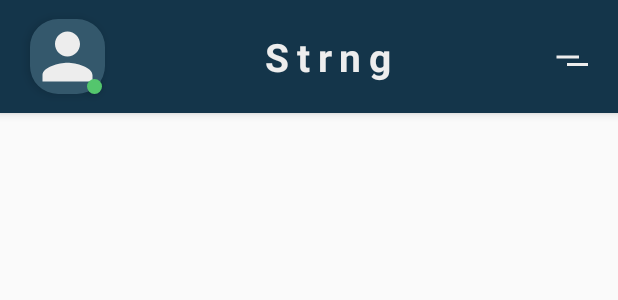
After one commit to Gurusivaram/Strng, an Android app: the layout s_activity_chats.xml on its own in the app's theme, with its tools: preview values and no code run, on a phone screen of 412 x 824 dp. The commit adds this screen. Shown: the top 300 px of the screen. Run offline under Robolectric (Android 15) with nearby library versions, the phone set to English and light mode, and no system bars.

Commit message:
finished upto chat screen, now going to work on chat item design

```diff
--- a/app/src/main/java/splash/SSplashActivity.kt
+++ b/app/src/main/java/splash/SSplashActivity.kt
@@ -6,6 +6,8 @@ import android.os.Bundle
 import android.os.Handler
 import android.view.WindowManager
 import authentication.SAuthenticationActivity
+import chats.MainActivity
+import chats.SChatsActivity
 import com.example.strng.databinding.SActivitySplashBinding
 import constants.SConstants.SPLASH_SHOW_TIME
 
@@ -20,7 +22,7 @@ class SSplashActivity : AppCompatActivity() {
             WindowManager.LayoutParams.FLAG_FULLSCREEN
         )
         Handler().postDelayed({
-            val intent = Intent(this, SAuthenticationActivity::class.java)
+            val intent = Intent(this, SChatsActivity::class.java)
             startActivity(intent)
             finish()
         }, SPLASH_SHOW_TIME.toLong())
--- /dev/null
+++ b/app/src/main/res/drawable/bg_active_status.xml
@@ -0,0 +1,5 @@
+<?xml version="1.0" encoding="utf-8"?>
+<shape xmlns:android="http://schemas.android.com/apk/res/android"
+    android:shape="oval">
+    <solid android:color="@color/activeGreen"/>
+</shape>
--- /dev/null
+++ b/app/src/main/res/drawable/bg_profile_image.xml
@@ -0,0 +1,8 @@
+<?xml version="1.0" encoding="utf-8"?>
+<shape xmlns:android="http://schemas.android.com/apk/res/android">
+    <size
+        android:width="@dimen/spacing_40"
+        android:height="@dimen/spacing_40" />
+    <corners android:radius="@dimen/spacing_15" />
+    <solid android:color="@color/appColorSecondary" />
+</shape>
--- /dev/null
+++ b/app/src/main/res/drawable/ic_gear.xml
@@ -0,0 +1,5 @@
+<vector android:height="24dp" android:tint="#EDEDED"
+    android:viewportHeight="24" android:viewportWidth="24"
+    android:width="24dp" xmlns:android="http://schemas.android.com/apk/res/android">
+    <path android:fillColor="@android:color/white" android:pathData="M19.14,12.94c0.04,-0.3 0.06,-0.61 0.06,-0.94c0,-0.32 -0.02,-0.64 -0.07,-0.94l2.03,-1.58c0.18,-0.14 0.23,-0.41 0.12,-0.61l-1.92,-3.32c-0.12,-0.22 -0.37,-0.29 -0.59,-0.22l-2.39,0.96c-0.5,-0.38 -1.03,-0.7 -1.62,-0.94L14.4,2.81c-0.04,-0.24 -0.24,-0.41 -0.48,-0.41h-3.84c-0.24,0 -0.43,0.17 -0.47,0.41L9.25,5.35C8.66,5.59 8.12,5.92 7.63,6.29L5.24,5.33c-0.22,-0.08 -0.47,0 -0.59,0.22L2.74,8.87C2.62,9.08 2.66,9.34 2.86,9.48l2.03,1.58C4.84,11.36 4.8,11.69 4.8,12s0.02,0.64 0.07,0.94l-2.03,1.58c-0.18,0.14 -0.23,0.41 -0.12,0.61l1.92,3.32c0.12,0.22 0.37,0.29 0.59,0.22l2.39,-0.96c0.5,0.38 1.03,0.7 1.62,0.94l0.36,2.54c0.05,0.24 0.24,0.41 0.48,0.41h3.84c0.24,0 0.44,-0.17 0.47,-0.41l0.36,-2.54c0.59,-0.24 1.13,-0.56 1.62,-0.94l2.39,0.96c0.22,0.08 0.47,0 0.59,-0.22l1.92,-3.32c0.12,-0.22 0.07,-0.47 -0.12,-0.61L19.14,12.94zM12,15.6c-1.98,0 -3.6,-1.62 -3.6,-3.6s1.62,-3.6 3.6,-3.6s3.6,1.62 3.6,3.6S13.98,15.6 12,15.6z"/>
+</vector>
--- /dev/null
+++ b/app/src/main/res/drawable/ic_person.xml
@@ -0,0 +1,5 @@
+<vector android:height="24dp" android:tint="#EDEDED"
+    android:viewportHeight="24" android:viewportWidth="24"
+    android:width="24dp" xmlns:android="http://schemas.android.com/apk/res/android">
+    <path android:fillColor="@android:color/white" android:pathData="M12,12c2.21,0 4,-1.79 4,-4s-1.79,-4 -4,-4 -4,1.79 -4,4 1.79,4 4,4zM12,14c-2.67,0 -8,1.34 -8,4v2h16v-2c0,-2.66 -5.33,-4 -8,-4z"/>
+</vector>
--- /dev/null
+++ b/app/src/main/res/drawable/ic_toolbar_menu.xml
@@ -0,0 +1,5 @@
+<vector android:height="24dp" android:tint="#EDEDED"
+    android:viewportHeight="24" android:viewportWidth="24"
+    android:width="24dp" xmlns:android="http://schemas.android.com/apk/res/android">
+    <path android:fillColor="@android:color/white" android:pathData="M6,18h18v-2L10,16v2zM0,13h18v-2L3,11v2zM3,0v0h0L0,0L0,0z"/>
+</vector>
--- /dev/null
+++ b/app/src/main/res/layout/s_activity_chats.xml
@@ -0,0 +1,77 @@
+<?xml version="1.0" encoding="utf-8"?>
+<androidx.constraintlayout.widget.ConstraintLayout xmlns:android="http://schemas.android.com/apk/res/android"
+    xmlns:app="http://schemas.android.com/apk/res-auto"
+    xmlns:tools="http://schemas.android.com/tools"
+    android:id="@+id/cl_chats_root"
+    android:layout_width="match_parent"
+    android:layout_height="match_parent"
+    tools:context="chats.SChatsActivity">
+
+    <com.google.android.material.appbar.MaterialToolbar
+        android:id="@+id/toolbar_chats"
+        style="@style/ToolBar"
+        app:contentInsetStart="0dp"
+        app:layout_constraintEnd_toEndOf="parent"
+        app:layout_constraintStart_toStartOf="parent"
+        app:layout_constraintTop_toTopOf="parent">
+
+        <androidx.constraintlayout.widget.ConstraintLayout
+            android:id="@+id/cl_toolbar_chats"
+            android:layout_width="match_parent"
+            android:layout_height="wrap_content">
+
+            <com.google.android.material.imageview.ShapeableImageView
+                android:id="@+id/iv_profile_pic"
+                android:layout_width="@dimen/spacing_50"
+                android:layout_height="@dimen/spacing_50"
+                android:layout_marginStart="@dimen/spacing_20"
+                android:elevation="@dimen/spacing_4"
+                android:background="@drawable/bg_profile_image"
+                android:scaleType="fitXY"
+                app:layout_constraintBottom_toBottomOf="parent"
+                app:layout_constraintEnd_toStartOf="@+id/tv_title_chats"
+                app:layout_constraintHorizontal_bias="0.5"
+                app:layout_constraintHorizontal_chainStyle="spread_inside"
+                app:layout_constraintStart_toStartOf="parent"
+                app:layout_constraintTop_toTopOf="parent"
+                app:shapeAppearanceOverlay="@style/ProfileImage"
+                app:srcCompat="@drawable/ic_person" />
+
+            <com.google.android.material.textview.MaterialTextView
+                android:id="@+id/tv_active_status"
+                android:layout_width="10dp"
+                android:elevation="@dimen/spacing_4"
+                android:layout_height="10dp"
+                android:background="@drawable/bg_active_status"
+                android:translationX="-12dp"
+                android:paddingStart="5dp"
+                android:paddingEnd="5dp"
+                app:layout_constraintBottom_toBottomOf="@+id/iv_profile_pic"
+                app:layout_constraintStart_toEndOf="@+id/iv_profile_pic" />
+
+            <com.google.android.material.textview.MaterialTextView
+                android:id="@+id/tv_title_chats"
+                style="@style/ToolBarText"
+                android:text="@string/app_name"
+                android:textSize="26sp"
+                app:layout_constraintBottom_toBottomOf="parent"
+                app:layout_constraintEnd_toStartOf="@+id/ib_menu"
+                app:layout_constraintHorizontal_bias="0.5"
+                app:layout_constraintStart_toEndOf="@+id/iv_profile_pic"
+                app:layout_constraintTop_toTopOf="parent" />
+
+            <ImageButton
+                android:id="@+id/ib_menu"
+                android:layout_width="wrap_content"
+                android:layout_height="wrap_content"
+                android:layout_marginEnd="@dimen/spacing_20"
+                android:background="@android:color/transparent"
+                app:layout_constraintBottom_toBottomOf="parent"
+                app:layout_constraintEnd_toEndOf="parent"
+                app:layout_constraintHorizontal_bias="0.5"
+                app:layout_constraintStart_toEndOf="@+id/tv_title_chats"
+                app:layout_constraintTop_toTopOf="parent"
+                app:srcCompat="@drawable/ic_toolbar_menu" />
+        </androidx.constraintlayout.widget.ConstraintLayout>
+    </com.google.android.material.appbar.MaterialToolbar>
+</androidx.constraintlayout.widget.ConstraintLayout>
--- a/app/src/main/res/values/colors.xml
+++ b/app/src/main/res/values/colors.xml
@@ -2,10 +2,13 @@
 <resources>
     <color name="appColor">#14354A</color>
     <color name="appColorSecondary">#34586C</color>
+    <color name="appColorStatusBar">#0E2737</color>
     <color name="appText">#EDEDED</color>
     <color name="purple_200">#FFBB86FC</color>
     <color name="purple_500">#FF6200EE</color>
     <color name="purple_700">#FF3700B3</color>
+    <color name="activeGreen">#54C66D</color>
+    <color name="inActiveRed">#D0435C</color>
     <color name="teal_200">#FF03DAC5</color>
     <color name="teal_700">#FF018786</color>
     <color name="black">#FF000000</color>
--- a/app/src/main/res/values/dimens.xml
+++ b/app/src/main/res/values/dimens.xml
@@ -19,6 +19,7 @@
     <dimen name="spacing_19">19dp</dimen>
     <dimen name="spacing_20">20dp</dimen>
     <dimen name="spacing_24">24dp</dimen>
+    <dimen name="spacing_25">25dp</dimen>
     <dimen name="spacing_26">26dp</dimen>
     <dimen name="spacing_29">29dp</dimen>
     <dimen name="spacing_30">30dp</dimen>
--- a/app/src/main/res/values/styles.xml
+++ b/app/src/main/res/values/styles.xml
@@ -25,9 +25,6 @@
         <item name="hintAnimationEnabled">false</item>
         <item name="hintEnabled">false</item>
         <item name="boxBackgroundMode">outline</item>
-<!--        <item name="android:layout_marginEnd">@dimen/spacing_15</item>-->
-<!--        <item name="android:layout_marginStart">@dimen/spacing_15</item>-->
-<!--        <item name="android:layout_marginTop">@dimen/spacing_15</item>-->
     </style>
 
     <style name="TextInput" parent="TextAppearance.AppCompat">
@@ -40,4 +37,15 @@
         <item name="android:paddingEnd">@dimen/spacing_15</item>
         <item name="android:paddingBottom">@dimen/spacing_10</item>
     </style>
+
+    <style name="ProfileImage">
+        <item name="cornerFamily">rounded</item>
+        <item name="cornerSize">37.5%</item>
+    </style>
+
+    <style name="AppTheme" parent="Theme.MaterialComponents.Light.NoActionBar.Bridge">
+        <item name="colorPrimary">@color/appColor</item>
+        <item name="colorPrimaryDark">@color/appColorStatusBar</item>
+        <item name="colorAccent">@color/appText</item>
+    </style>
 </resources>
```
Also changed, not shown: app/src/main/AndroidManifest.xml (+4 -3 lines), app/src/main/java/authentication/SVerificationFragment.kt (+8 -3 lines), app/src/main/java/chats/MainActivity.kt (added, +110 -0 lines), app/src/main/java/chats/SChatsActivity.kt (added, +34 -0 lines), app/src/main/res/layout/activity_main.xml (added, +34 -0 lines), app/src/main/res/layout/s_chats_item.xml (added, +22 -0 lines), app/src/main/res/menu/menu_chats_screen.xml (added, +11 -0 lines).
